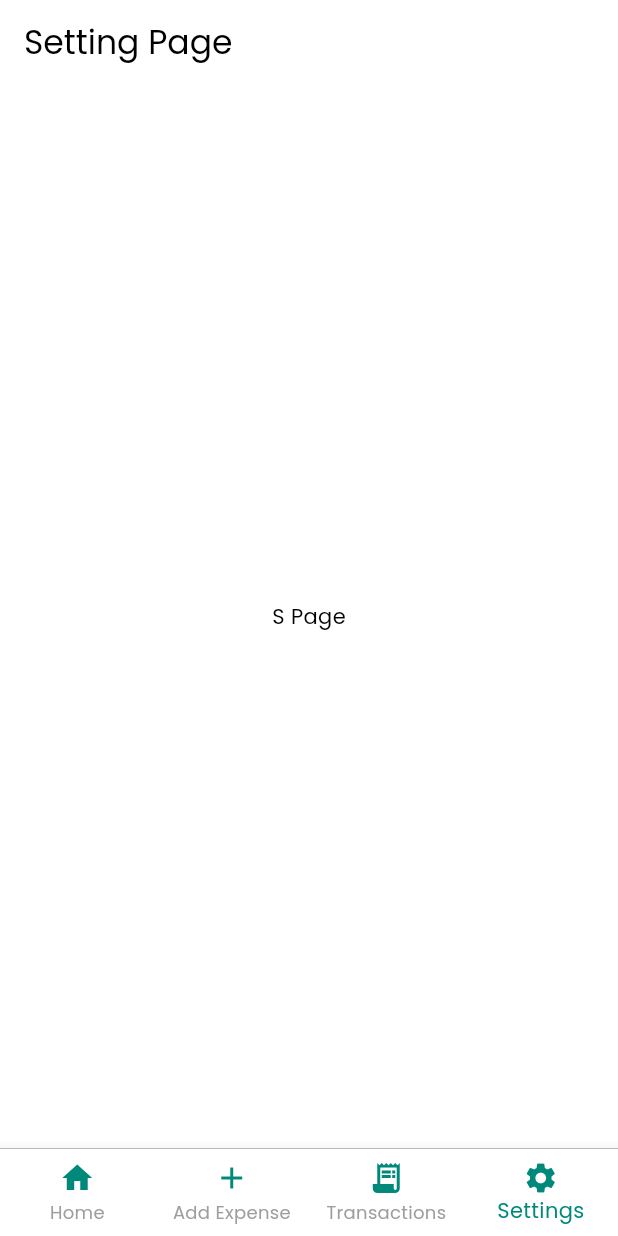
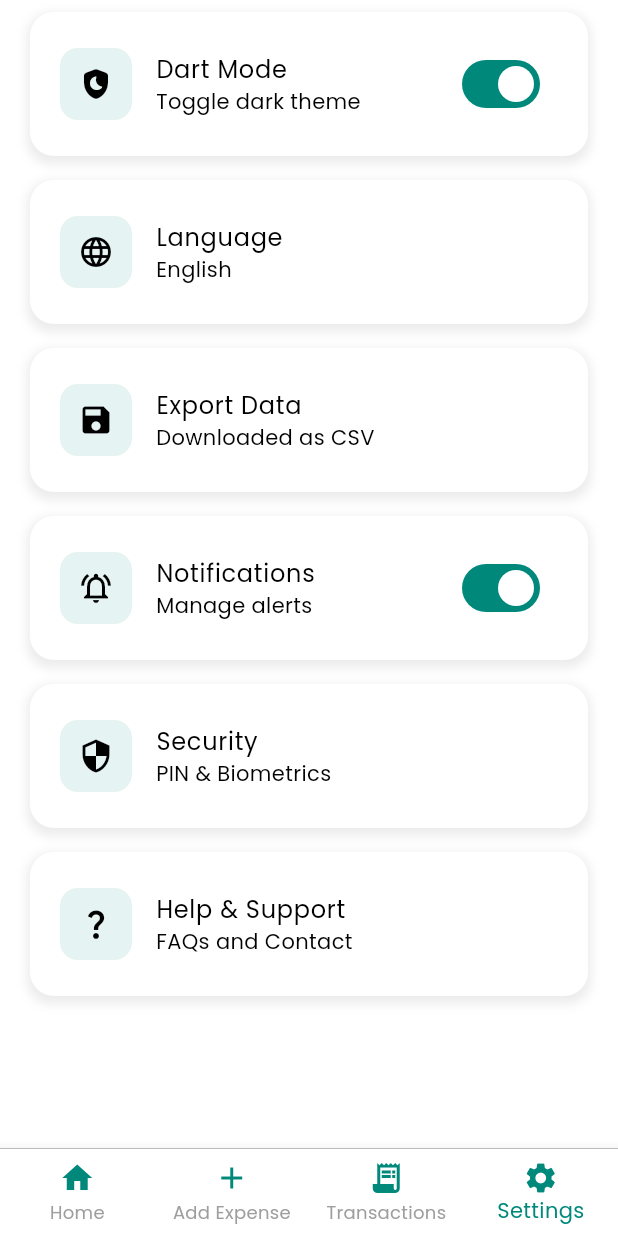
Before and after one commit to Sonykhan1121/money_mate, a Flutter app: the screen it shows after launch, item 4 of the bottom bar chosen, on a phone screen of 412 x 824 dp. Run offline on Flutter 3.47's test engine with Material 3 defaults, Android fonts, the phone set to English and light mode, and no system bars; our stand-ins replace device_preview, fl_chart, flutter_screenutil.

Commit message:
working on settings page

```diff
--- a/lib/main.dart
+++ b/lib/main.dart
@@ -19,7 +19,7 @@ void main() {
   // );
   runApp(
     DevicePreview(
-      enabled: true,
+      enabled: false,
       builder: (BuildContext context) {
         return MyApp();
       },
--- a/lib/views/settings_features/setting_page.dart
+++ b/lib/views/settings_features/setting_page.dart
@@ -1,4 +1,5 @@
 import 'package:flutter/material.dart';
+import 'package:money_mate/widgets/setting_tile.dart';
 
 class SettingPage extends StatefulWidget {
   const SettingPage({super.key});
@@ -10,10 +11,23 @@ class SettingPage extends StatefulWidget {
 class _SettingPageState extends State<SettingPage> {
   @override
   Widget build(BuildContext context) {
-    return Scaffold(
-      appBar: AppBar(title: Text("Setting Page"),),
-      body: Center(
-        child: Text('S Page'),
+    return SafeArea(
+      child: Scaffold(
+        // appBar: AppBar(title: Text("Setting Page"),),
+        body: Padding(
+          padding: EdgeInsets.symmetric(horizontal: 20),
+          child: Column(
+            children: [
+              SettingTile(iconData: Icons.shield_moon_rounded, title:"Dart Mode", subtitle: "Toggle dark theme",onChanged: (value){},),
+              SettingTile(iconData: Icons.language, title:"Language", subtitle: "English",),
+              SettingTile(iconData: Icons.save, title:"Export Data", subtitle: "Downloaded as CSV",),
+              SettingTile(iconData: Icons.notifications_active_outlined, title:"Notifications", subtitle: "Manage alerts",onChanged: (value){},),
+              SettingTile(iconData: Icons.security, title:"Security", subtitle: "PIN & Biometrics",),
+              SettingTile(iconData: Icons.question_mark, title:"Help & Support", subtitle: "FAQs and Contact",),
+
+            ],
+          ),
+        ),
       ),
     );
   }
--- /dev/null
+++ b/lib/widgets/setting_tile.dart
@@ -0,0 +1,56 @@
+import 'package:flutter/material.dart';
+
+import '../utils/constants/colors.dart';
+
+class SettingTile extends StatelessWidget {
+  final IconData iconData;
+  final String title;
+  final String subtitle;
+  final Function(bool)? onChanged;
+
+
+  const SettingTile({super.key,required this.iconData,required this.title,required this.subtitle, this.onChanged});
+
+  @override
+  Widget build(BuildContext context) {
+    return Container(
+
+      margin: const EdgeInsets.symmetric(vertical: 8),
+      padding: EdgeInsets.symmetric(horizontal: 4,vertical: 12),
+      decoration: BoxDecoration(
+        borderRadius: BorderRadius.circular(16),
+        color: Colors.white,
+        boxShadow: [
+          BoxShadow(
+            color: Colors.grey.withOpacity(0.2),
+            spreadRadius: 2,
+            blurRadius: 5,
+            offset: const Offset(0, 3),
+          ),
+        ],
+      ),
+      child: ListTile(
+        leading: Container(
+          padding: const EdgeInsets.all(12), // Good practice to use const
+          decoration: BoxDecoration(
+            color: DColors.primary.withOpacity(0.1),
+            borderRadius: BorderRadius.circular(12),
+          ),
+          child: Icon(iconData),
+        ),
+        title: Text(title),
+        subtitle: Text(subtitle),
+        // --- CORRECTED TRAILING ARGUMENT ---
+        trailing: onChanged != null
+            ? Switch(
+          activeTrackColor: DColors.primary,
+          activeThumbColor: DColors.fWhite,
+          value: true, // You might want this to be a stateful value later
+          onChanged: onChanged,
+        )
+            : null,
+        // ------------------------------------
+      ),
+    );
+  }
+}
```
Also changed, not shown: lib/providers/transactions_provider.dart (+8 -1 lines), lib/views/transaction_features/transactions.dart (+26 -20 lines).
